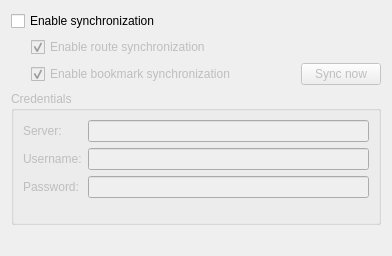
Old version of the form src/lib/marble/MarbleCloudSyncSettingsWidget.ui in the repository KDE/marble.
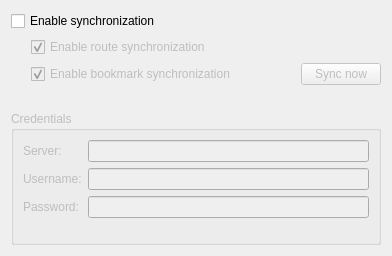
New version of the form.

Commit message:
Use non-bold text, synchronized instead of synced (coll.)
Move label to the bookmark sync button since it is directly related

```diff
--- a/src/lib/marble/MarbleCloudSyncSettingsWidget.ui
+++ b/src/lib/marble/MarbleCloudSyncSettingsWidget.ui
@@ -122,6 +122,16 @@
      </item>
     </layout>
    </item>
+   <item>
+    <widget class="QLabel" name="labelLastSync">
+     <property name="text">
+      <string/>
+     </property>
+     <property name="alignment">
+      <set>Qt::AlignRight|Qt::AlignTrailing|Qt::AlignVCenter</set>
+     </property>
+    </widget>
+   </item>
    <item>
     <widget class="QGroupBox" name="groupBox">
      <property name="enabled">
@@ -182,13 +192,6 @@
      </layout>
     </widget>
    </item>
-   <item>
-    <widget class="QLabel" name="labelLastSync">
-     <property name="text">
-      <string/>
-     </property>
-    </widget>
-   </item>
   </layout>
  </widget>
  <resources/>
```
The commit also changes 1 other file.
